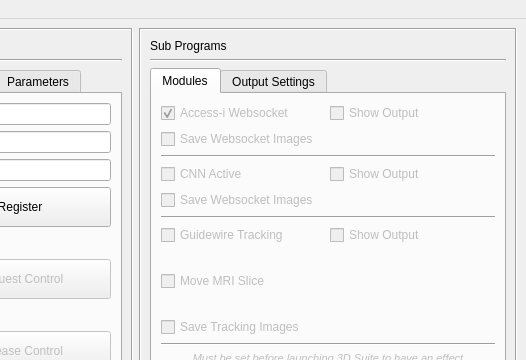
This is tracking-software/main_ui.ui in martinreinok/master-thesis as Qt 5 draws it before an edit; both pictures show x 174 to 700 and y 0 to 360 of the 700 by 550 pixel window. The edited form follows.
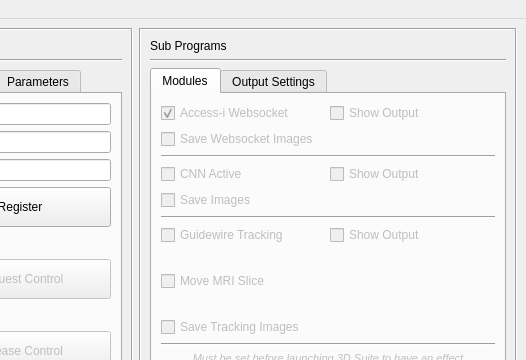
This is the edited form.

What changed in the file:
```diff
--- a/tracking-software/main_ui.ui
+++ b/tracking-software/main_ui.ui
@@ -685,7 +685,7 @@
               <bool>false</bool>
              </property>
              <property name="text">
-              <string>Save Websocket Images</string>
+              <string>Save Images</string>
              </property>
             </widget>
            </item>
```
